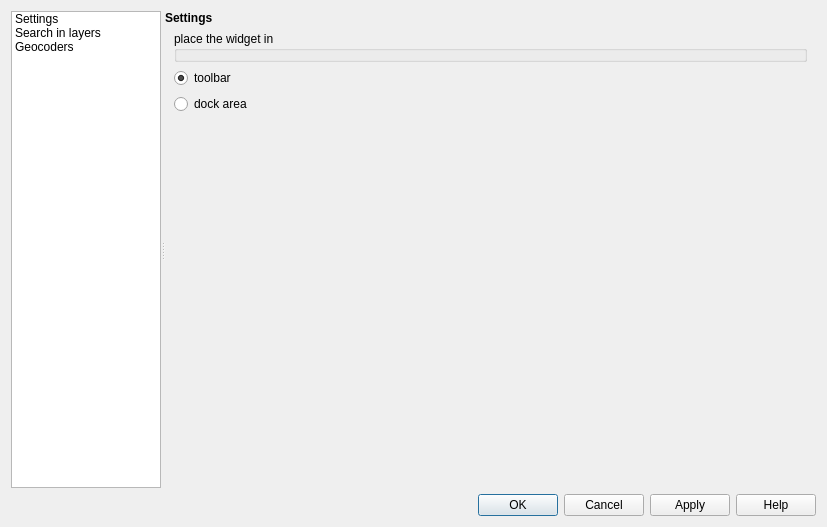
Above: ui/ui_configuration.ui from 3nids/bigsearch before the change. Below: the same form after it.
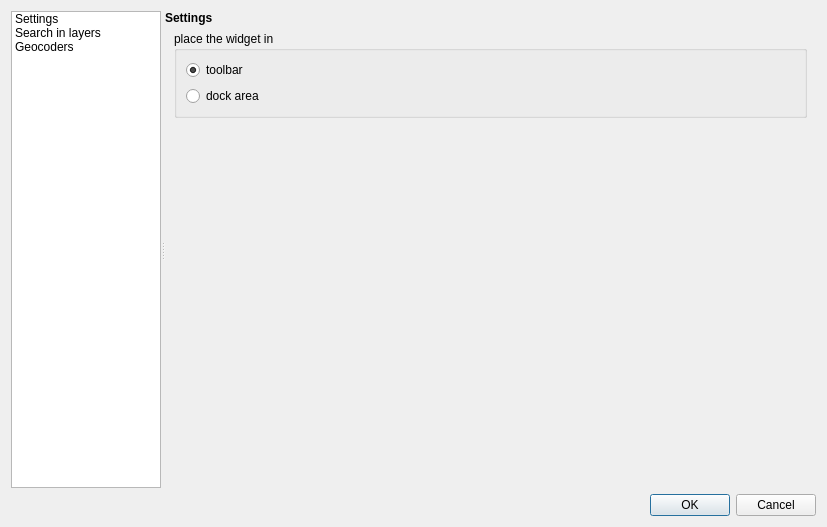
That is the form after the change. The open tabs and pages were chosen to show the change. Icons and pictures are not drawn.

Diff of the .ui file:
```diff
--- a/ui/ui_configuration.ui
+++ b/ui/ui_configuration.ui
@@ -167,8 +167,8 @@
                <rect>
                 <x>0</x>
                 <y>0</y>
-                <width>167</width>
-                <height>90</height>
+                <width>653</width>
+                <height>453</height>
                </rect>
               </property>
               <layout class="QVBoxLayout" name="verticalLayout_13">
@@ -183,9 +183,8 @@
                  <property name="title">
                   <string>place the widget in</string>
                  </property>
-                </widget>
-               </item>
-               <item>
+                 <layout class="QGridLayout" name="gridLayout_4">
+                  <item row="0" column="0">
                 <widget class="QRadioButton" name="radioButton">
                  <property name="text">
                   <string>toolbar</string>
@@ -198,7 +197,7 @@
                  </attribute>
                 </widget>
                </item>
-               <item>
+                  <item row="1" column="0">
                 <widget class="QRadioButton" name="radioButton_2">
                  <property name="text">
                   <string>dock area</string>
@@ -208,6 +207,9 @@
                  </attribute>
                 </widget>
                </item>
+                 </layout>
+                </widget>
+               </item>
                <item>
                 <spacer name="verticalSpacer">
                  <property name="orientation">
@@ -401,7 +403,7 @@
          <enum>Qt::Horizontal</enum>
         </property>
         <property name="standardButtons">
-         <set>QDialogButtonBox::Apply|QDialogButtonBox::Cancel|QDialogButtonBox::Help|QDialogButtonBox::Ok</set>
+         <set>QDialogButtonBox::Cancel|QDialogButtonBox::Ok</set>
         </property>
        </widget>
       </item>
```
Left out of the diff: 2 changed lines with no effect on the pictures. Lines whose indentation alone changed are shown as unchanged.
